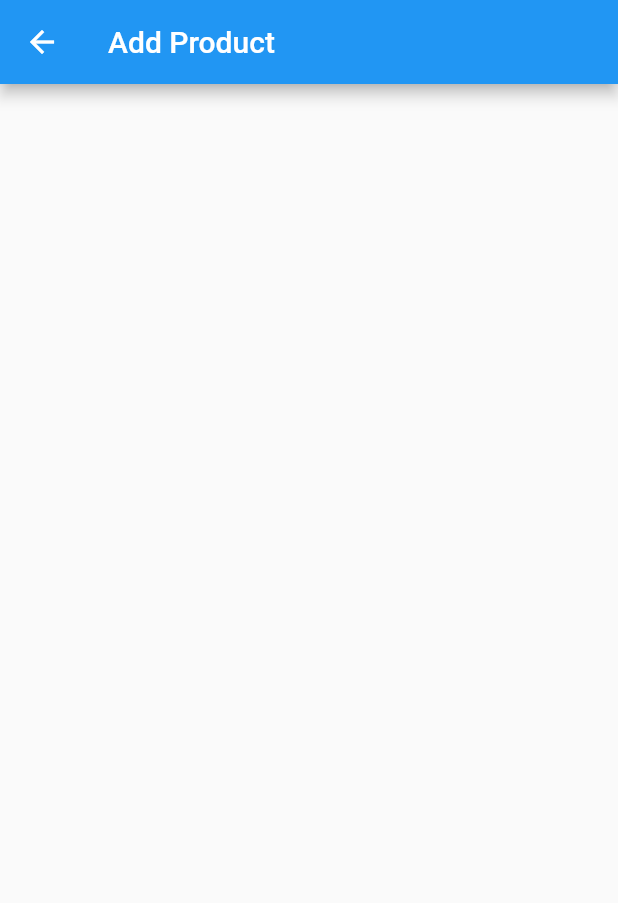
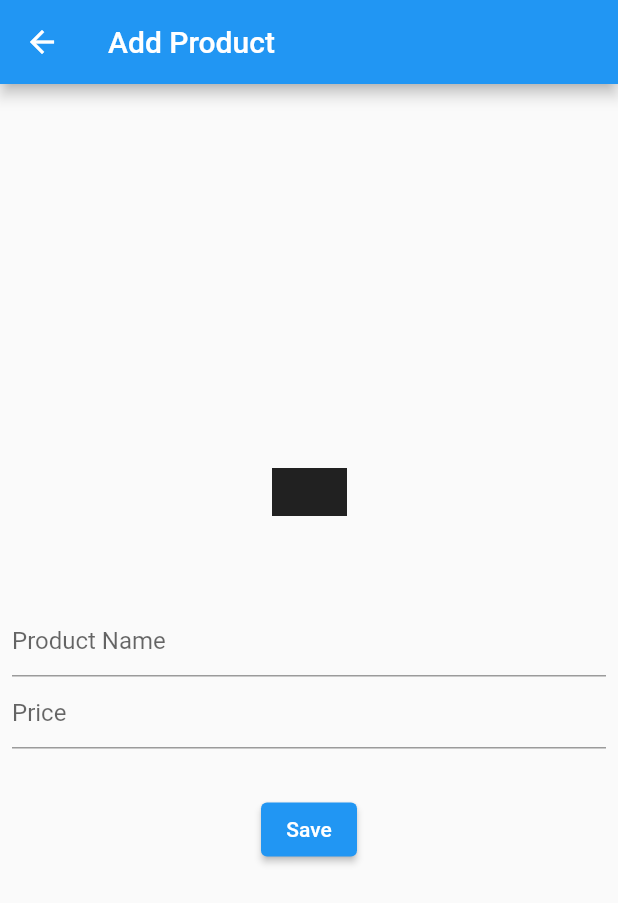
Before and after one commit to shwetavish/flutter_learning, a Flutter app: the AddProduct screen opened directly, on a phone screen of 412 x 824 dp. Shown: the top 903 px of the screen. Run offline on Flutter 3.47's test engine with Material 2 defaults, Android fonts, the phone set to English and light mode, and no system bars; our stand-ins replace badges.

Commit message:
Add Product (onGoing)

```diff
--- a/lib/add_product.dart
+++ b/lib/add_product.dart
@@ -1,7 +1,9 @@
 import 'package:flutter/material.dart';
 
 class AddProduct extends StatelessWidget {
-  const AddProduct({Key? key}) : super(key: key);
+  AddProduct({Key? key}) : super(key: key);
+
+  final _formKey = GlobalKey<FormState>();
 
   @override
   Widget build(BuildContext context) {
@@ -9,7 +11,51 @@ class AddProduct extends StatelessWidget {
       appBar: AppBar(
         title: const Text('Add Product'),
       ),
-      body: Column(),
+      body: Padding(
+        padding: const EdgeInsets.all(8.0),
+        child: Form(
+          key: _formKey,
+          child: Column(
+            mainAxisAlignment: MainAxisAlignment.center,
+            children: [
+              const ImageIcon(AssetImage('assets/images/1.jpg'), size: 50),
+              const SizedBox(
+                height: 50.0,
+              ),
+              TextFormField(
+                decoration: const InputDecoration(hintText: 'Product Name'),
+                validator: (value) {
+                  if (value == null || value.isEmpty) {
+                    return 'Enter Product Name';
+                  } else {
+                    return null;
+                  }
+                },
+              ),
+              TextFormField(
+                decoration: const InputDecoration(hintText: 'Price'),
+                validator: (value) {
+                  if (value == null || value.isEmpty) {
+                    return 'Enter Price';
+                  } else {
+                    return null;
+                  }
+                },
+              ),
+              const SizedBox(
+                height: 30,
+              ),
+              ElevatedButton(
+                  onPressed: () {
+                    if (_formKey.currentState!.validate()) {
+                      Navigator.pop(context);
+                    }
+                  },
+                  child: const Text('Save'))
+            ],
+          ),
+        ),
+      ),
     );
   }
 }
--- a/lib/home.dart
+++ b/lib/home.dart
@@ -71,7 +71,7 @@ class _HomePageState extends State<HomePage> {
               Navigator.push(
                   context,
                   MaterialPageRoute(
-                    builder: (context) => const AddProduct(),
+                    builder: (context) => AddProduct(),
                   ));
             },
           ),
```
